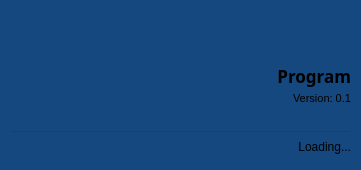
First picture: the form in Loading.ui, repository Minus-Monster/PRI, before the edit.
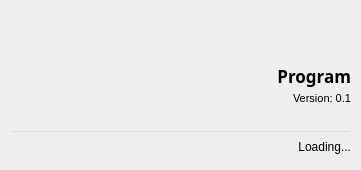
Second picture: the form after the edit. Icons and pictures are not drawn.

Patch:
```diff
--- a/Loading.ui
+++ b/Loading.ui
@@ -18,7 +18,10 @@
     <normaloff>:/Resources/Icon.png</normaloff>:/Resources/Icon.png</iconset>
   </property>
   <property name="styleSheet">
-   <string notr="true">background-color:rgb(20, 72, 126)</string>
+   <string notr="true">QWidget#Loading{
+	background-color:rgb(20, 72, 126);
+}
+color: black;</string>
   </property>
   <widget class="QLabel" name="label">
    <property name="geometry">
```
